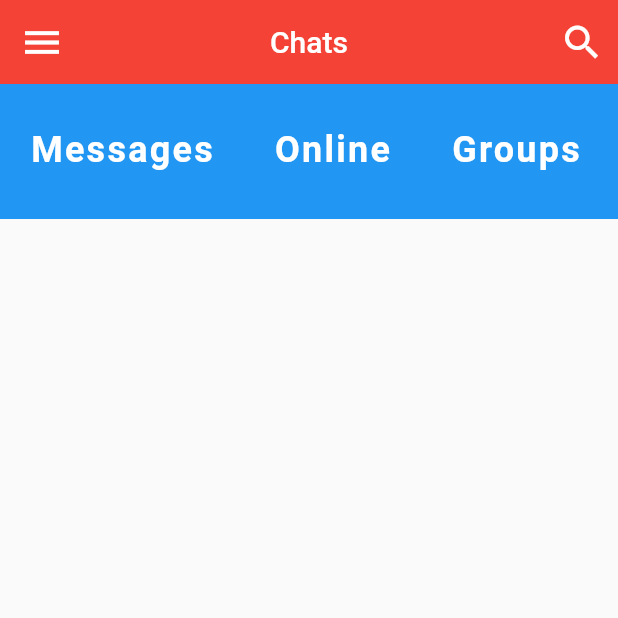
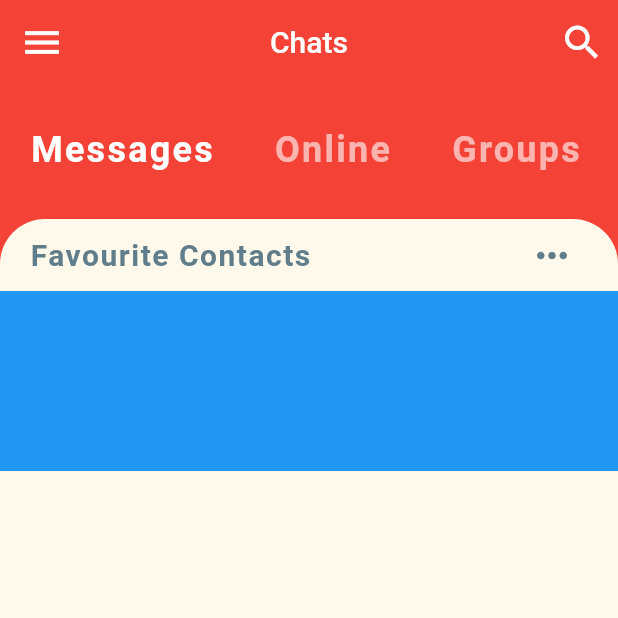
Before and after one commit to NipuniKodithuwakku/chat-app, a Flutter app: the screen it shows after launch, on a phone screen of 412 x 824 dp, the top half of it. Run offline on Flutter 3.47's test engine with Material 2 defaults, Android fonts, the phone set to English and light mode, and no system bars.

Commit message:
add favorite contacts

```diff
--- a/lib/screens/home_screen.dart
+++ b/lib/screens/home_screen.dart
@@ -1,5 +1,6 @@
 import 'package:flutter/material.dart';
 import '../widgets/categorySelector.dart';
+import '../widgets/favourite_contacts.dart';
 
 class HomeScreen extends StatefulWidget {
   createState() {
@@ -10,6 +11,7 @@ class HomeScreen extends StatefulWidget {
 class HomeScreenState extends State<HomeScreen> {
   Widget build(context) {
     return Scaffold(
+      backgroundColor: Theme.of(context).primaryColor,
       appBar: AppBar(
         leading: IconButton(
           icon: Icon(Icons.menu),
@@ -32,9 +34,28 @@ class HomeScreenState extends State<HomeScreen> {
           )
         ],
       ),
-      body: Column(children: <Widget>[
-        CategorySelector(),
-      ]),
+      body: Column(
+        children: <Widget>[
+          CategorySelector(),
+          Expanded(
+            child: Container(
+              height: 500.0,
+              decoration: BoxDecoration(
+                color: Theme.of(context).accentColor,
+                borderRadius: BorderRadius.only(
+                  topLeft: Radius.circular(30.0),
+                  topRight: Radius.circular(30.0),
+                ),
+              ),
+              child: Column(
+                children: <Widget>[
+                  FavouriteContacts(),
+                ],
+              ),
+            ),
+          ),
+        ],
+      ),
     );
   }
 }
--- a/lib/widgets/categorySelector.dart
+++ b/lib/widgets/categorySelector.dart
@@ -12,7 +12,7 @@ class CategorySelectorState extends State<CategorySelector> {
   Widget build(context) {
     return Container(
       height: 90.0,
-      color: Colors.blue,
+      color: Theme.of(context).primaryColor,
       child: ListView.builder(
         scrollDirection: Axis.horizontal,
         itemCount: categories.length,
@@ -31,7 +31,7 @@ class CategorySelectorState extends State<CategorySelector> {
               child: Text(
                 categories[index],
                 style: TextStyle(
-                  color: Colors.white,
+                  color: index == selectedIndex ? Colors.white : Colors.white60,
                   fontSize: 24.0,
                   fontWeight: FontWeight.bold,
                   letterSpacing: 1.5,
--- /dev/null
+++ b/lib/widgets/favourite_contacts.dart
@@ -0,0 +1,38 @@
+import 'package:flutter/material.dart';
+
+class FavouriteContacts extends StatelessWidget {
+  Widget build(context) {
+    return Column(
+      children: <Widget>[
+        Padding(
+          padding: EdgeInsets.symmetric(horizontal: 20.0),
+          child: Row(
+            //to leave a space between text and row
+            mainAxisAlignment: MainAxisAlignment.spaceBetween,
+            children: <Widget>[
+              Text(
+                'Favourite Contacts',
+                style: TextStyle(
+                  color: Colors.blueGrey,
+                  fontSize: 20.0,
+                  fontWeight: FontWeight.bold,
+                  letterSpacing: 1.0,
+                ),
+              ),
+              IconButton(
+                icon: Icon(Icons.more_horiz),
+                iconSize: 30.0,
+                color: Colors.blueGrey,
+                onPressed: () {},
+              )
+            ],
+          ),
+        ),
+        Container(
+          height: 120.0,
+          color: Colors.blue,
+        )
+      ],
+    );
+  }
+}
```
